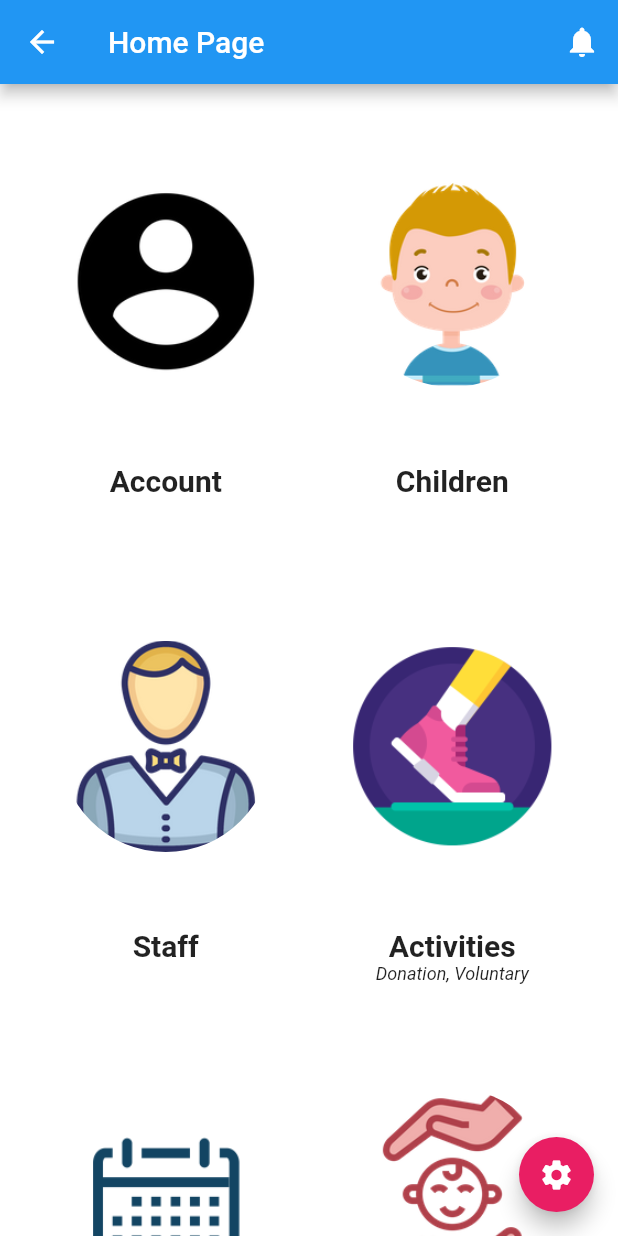
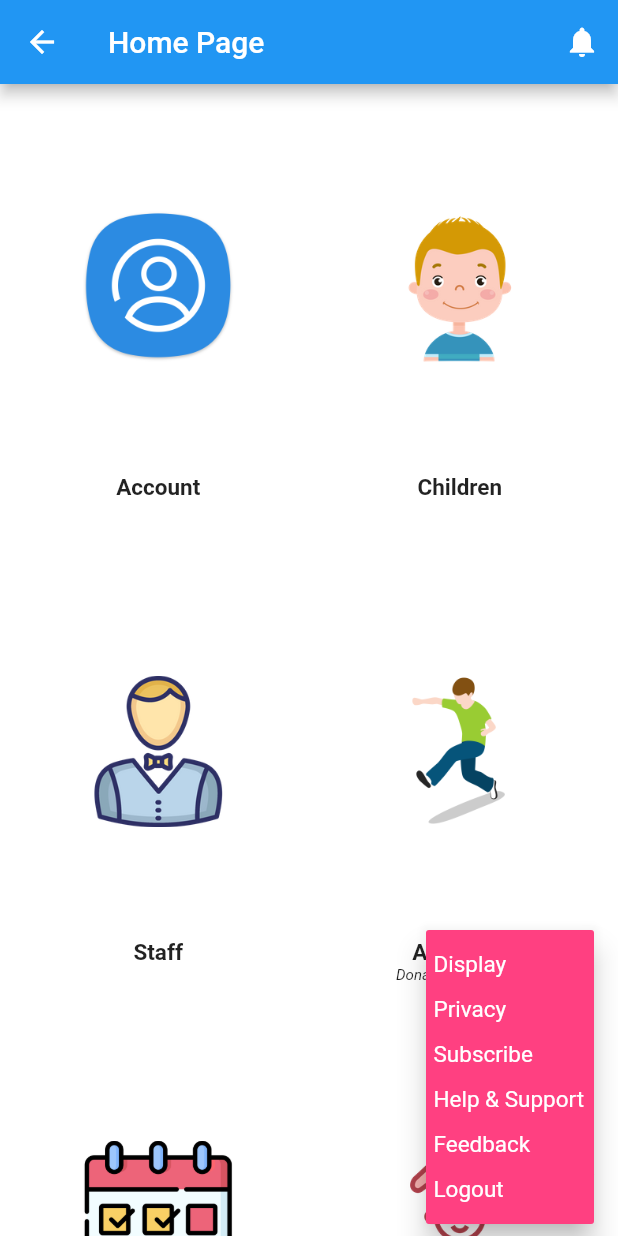
Before and after one commit to F4-Plus-DUT/Mobile-orphanage-management, a Flutter app: the Home screen opened by its route, after a tap on the "settings" icon, on a phone screen of 412 x 824 dp. Run offline on Flutter 3.47's test engine with Material 2 defaults, Android fonts, the phone set to English and light mode, and no system bars; our stand-ins replace flutter_spinkit; project files that could hold a hidden picture were left out.

Commit message:
implement setting button functions

```diff
--- a/lib/pages/home.dart
+++ b/lib/pages/home.dart
@@ -3,6 +3,7 @@ import 'package:orphanage_management_system/models/Account.dart';
 import 'package:orphanage_management_system/models/Category.dart';
 import 'package:orphanage_management_system/pages/utils.dart';
 import 'package:orphanage_management_system/services/CategoryService.dart';
+import 'package:orphanage_management_system/services/SettingConstant.dart';
 
 class Home extends StatefulWidget {
   @override
@@ -12,10 +13,8 @@ class Home extends StatefulWidget {
 class _HomeState extends State<Home> {
   List<Category> categories = CategoryService.getAllCategories();
   Account account = new Account(
-      name: 'Tran Cong Viet',
-      email: 'trancongviet0710@gmail.com',
-      avatar:
-          'https://images.unsplash.com/photo-1611915387288-fd8d2f5f928b?ixlib=rb-1.2.1&ixid=MnwxMjA3fDB8MHxleHBsb3JlLWZlZWR8MXx8fGVufDB8fHx8&w=1000&q=80');
+      name: 'Tran Cong Viet', email: 'trancongviet0710@gmail.com', avatar: '');
+
   @override
   Widget build(BuildContext context) {
     return Scaffold(
@@ -27,7 +26,11 @@ class _HomeState extends State<Home> {
           IconButton(
             icon: const Icon(Icons.notifications),
             tooltip: 'Notifications',
-            onPressed: () {},
+            mouseCursor: MouseCursor.defer,
+            hoverColor: Colors.red,
+            onPressed: () {
+              print("Notifications");
+            },
           ),
         ],
       ),
@@ -65,15 +68,14 @@ class _HomeState extends State<Home> {
                                     );
                                   },
                                   child: CircleAvatar(
-                                    radius: 30,
                                     backgroundColor: Colors.white,
-                                    // backgroundImage: AssetImage(
-                                    //   'assets/${categories[i].image}',
-                                    // ),
-                                    // backgroundColor: Colors.transparent,
                                     child: ClipOval(
-                                      child: Image.asset(
-                                        'assets/${categories[i].image}',
+                                      child: Padding(
+                                        padding: const EdgeInsets.all(15),
+                                        child: Container(
+                                          child: Image.asset(
+                                              'assets/${categories[i].image}'),
+                                        ),
                                       ),
                                     ),
                                   ))),
@@ -81,7 +83,7 @@ class _HomeState extends State<Home> {
                             child: Text(
                               '${categories[i].title}',
                               style: TextStyle(
-                                fontSize: 20,
+                                fontSize: 15,
                                 fontWeight: FontWeight.bold,
                               ),
                             ),
@@ -90,7 +92,7 @@ class _HomeState extends State<Home> {
                             child: Text(
                               '${categories[i].subtitle}',
                               style: TextStyle(
-                                fontSize: 12,
+                                fontSize: 10,
                                 fontStyle: FontStyle.italic,
                               ),
                             ),
@@ -105,25 +107,43 @@ class _HomeState extends State<Home> {
           },
           gridDelegate: SliverGridDelegateWithFixedCrossAxisCount(
             crossAxisCount: 2,
-            childAspectRatio: 2,
-            crossAxisSpacing: 30,
+            childAspectRatio: 1,
+            crossAxisSpacing: 50,
             mainAxisSpacing: 10,
             mainAxisExtent: 300,
           ),
         ),
       ),
       floatingActionButton: Container(
-        width: 50.0,
-        height: 50.0,
-        child: FloatingActionButton(
-          onPressed: () {
-
-          },
-          backgroundColor: Colors.pink,
-          child: const Icon(Icons.settings),
-
-        ),
-      ),
+          width: 50.0,
+          height: 50.0,
+          decoration: new BoxDecoration(
+              color: Colors.pink, borderRadius: BorderRadius.circular(50.0)),
+          child: Container(
+            child: PopupMenuButton<String>(
+              color: Colors.pinkAccent,
+              icon: Icon(Icons.settings),
+              onSelected: choiceAction,
+              itemBuilder: (BuildContext context) {
+                return SettingConstant.choices.map((choice) {
+                  return PopupMenuItem<String>(
+                    height: 30,
+                    padding: EdgeInsets.all(5),
+                    mouseCursor: MaterialStateMouseCursor.clickable,
+                    value: choice,
+                    child: Text(
+                      choice,
+                      style: TextStyle(color: Colors.white, fontSize: 15.0),
+                    ),
+                  );
+                }).toList();
+              },
+            ),
+          )),
     );
   }
+
+  void choiceAction(String choice) {
+    print(choice);
+  }
 }
--- /dev/null
+++ b/lib/services/SettingConstant.dart
@@ -0,0 +1,14 @@
+class SettingConstant{
+  static const String Display = "Display";
+  static const String Privacy = "Privacy";
+  static const String Subscribe = "Subscribe";
+  static const String Help = "Help & Support";
+  static const String Feedback = "Feedback";
+  static const String LogOut = "Logout";
+
+  static List<String> choices = <String>[
+    Display, Privacy, Subscribe, Help, Feedback, LogOut
+  ];
+
+
+}
```
Also changed, not shown: assets/images/account.png, assets/images/activity.png, assets/images/event.png, assets/images/statistic.png.
